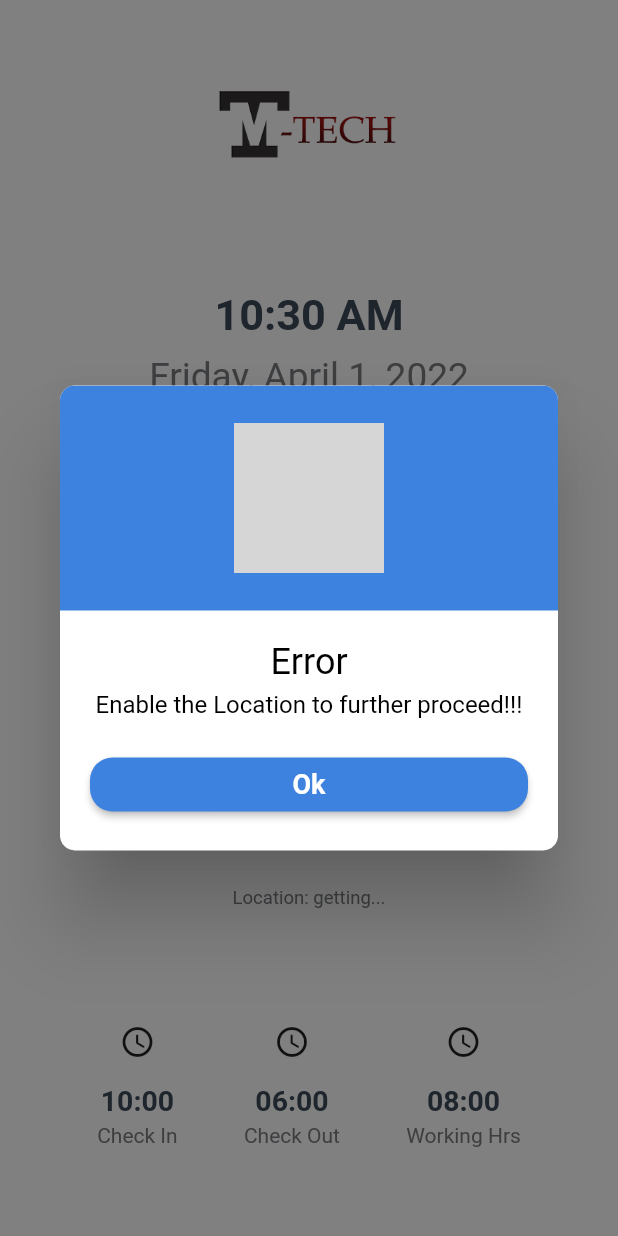
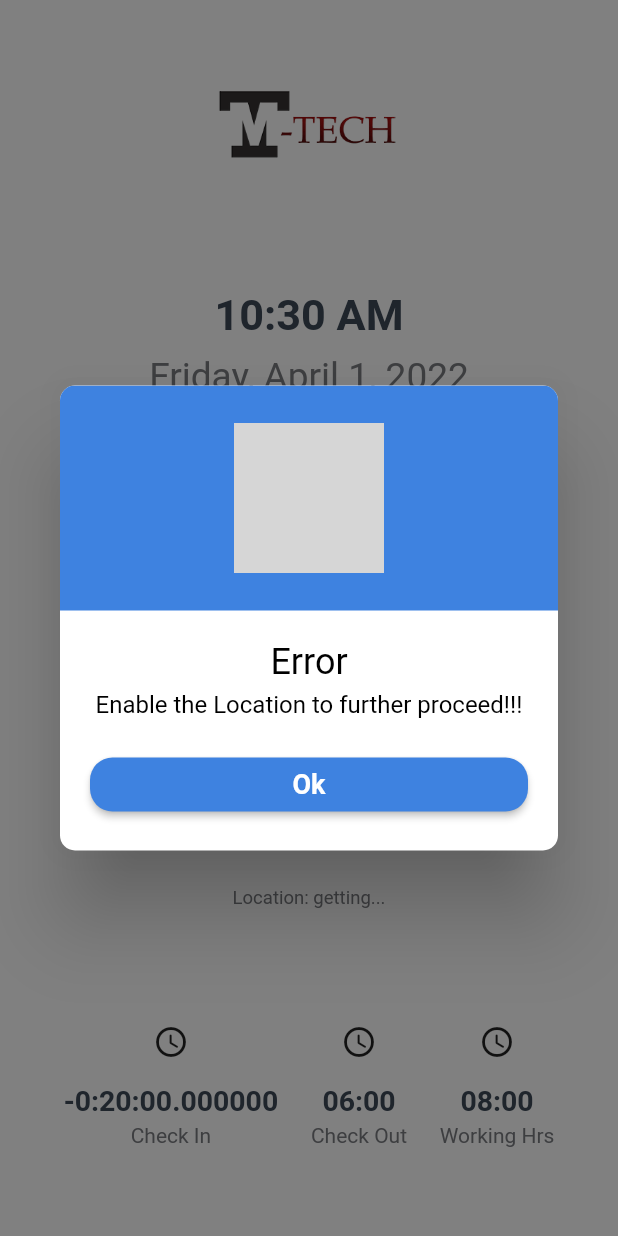
Before and after one commit to naqeeb9a/m-tech-attendance, a Flutter app: the HomePage screen opened directly, after a tap on "CHECK IN", on a phone screen of 412 x 824 dp. Run offline on Flutter 3.47's test engine with Material 2 defaults, Android fonts, the phone set to English and light mode, and no system bars; drawn by our look-alikes of lottie; our stand-ins replace cool_alert, date_time_picker, dropdown_button2, email_validator, geocoding, geolocator and 3 more; missing offline and left inert: dialogs, qr_code_scanner; accounts and stored records are empty; project files that could hold a hidden picture were left out; grey boxes are pictures that could not be loaded.

Commit message:
khubaib - home,alert

```diff
--- a/lib/app screens/bottom nav screens/home.dart
+++ b/lib/app screens/bottom nav screens/home.dart
@@ -1,5 +1,4 @@
 import 'package:cool_alert/cool_alert.dart';
-import 'package:dialogs/dialogs/message_dialog.dart';
 import 'package:flutter/material.dart';
 import 'package:geocoding/geocoding.dart';
 import 'package:geolocator/geolocator.dart';
@@ -23,6 +22,9 @@ class HomePage extends StatefulWidget {
 class _HomePageState extends State<HomePage> {
   String locationName = "getting...";
   LocationPermission? permission;
+
+  final startTime = DateTime(10, 00);
+  final currentTime = DateTime.now();
 
   getLocation() async {
     permission = await Geolocator.checkPermission();
@@ -73,6 +75,7 @@ class _HomePageState extends State<HomePage> {
 
   @override
   Widget build(BuildContext context) {
+    print(currentTime.difference(startTime));
     return SafeArea(
       child: Scaffold(
         backgroundColor: AppColors.customWhite,
@@ -122,13 +125,35 @@ class _HomePageState extends State<HomePage> {
                           backgroundColor: AppColors.customBlue,
                           confirmBtnColor: AppColors.customBlue,
                           animType: CoolAlertAnimType.scale,
-                          onConfirmBtnTap: ()async{
+                          onConfirmBtnTap: () async {
                             CustomRoutes().pop(context);
                             await getLocation();
-                          }
-                      );
+                          });
                     } else {
-                      CustomRoutes().push(context, const QRScreen());
+                      if (format
+                              .parse(DateFormat('HH:mm')
+                                  .format(DateTime.now())
+                                  .toString())
+                              .difference(format.parse("10:00"))
+                              .inMinutes >
+                          0) {
+                        CoolAlert.show(
+                            context: context,
+                            type: CoolAlertType.warning,
+                            title: "Alert",
+                            text:
+                                "${format.parse(DateFormat('HH:mm').format(DateTime.now()).toString()).difference(format.parse("10:00")).inMinutes.toString()} Minutes Arrived Late !!!",
+                            backgroundColor: AppColors.customBlue,
+                            confirmBtnColor: AppColors.customBlue,
+                            animType: CoolAlertAnimType.scale,
+                            onConfirmBtnTap: () async {
+                              CustomRoutes().pop(context);
+                              CustomRoutes().push(context, const QRScreen());
+                            });
+                      } else {
+                        CustomRoutes().push(context, const QRScreen()
+                        );
+                      }
                     }
                   },
                   child: Container(
@@ -187,7 +212,15 @@ class _HomePageState extends State<HomePage> {
                 Row(
                   mainAxisAlignment: MainAxisAlignment.spaceEvenly,
                   children: [
-                    timeCard(context, "10:00", "Check In"),
+                    timeCard(
+                        context,
+                        format
+                            .parse(DateFormat('HH:mm')
+                                .format(DateTime.now())
+                                .toString())
+                            .difference(format.parse("10:50"))
+                            .toString(),
+                        "Check In"),
                     timeCard(context, "06:00", "Check Out"),
                     timeCard(context, "08:00", "Working Hrs"),
                   ],
```
Also changed, not shown: lib/Widgets/alert.dart (added, +17 -0 lines).
